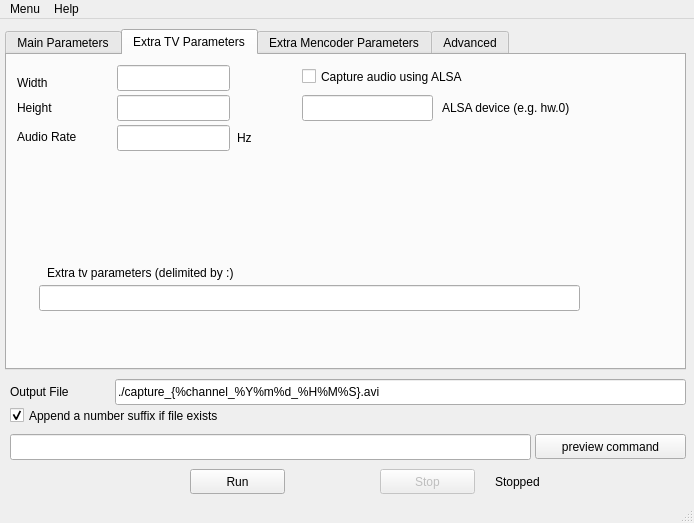
Before: the Qt Designer form ui/mtvcgui.ui in sbruno/mtvcgui, drawn with Qt 5.
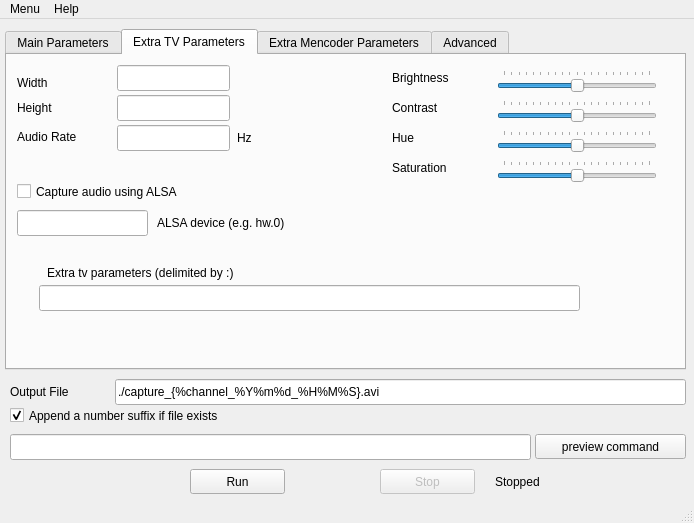
After: the same form once the commit is applied. The open tabs and pages were chosen to show the change.

Commit message: * Configuration file is stored in ~/.mtvgui/ * Added brightness, contrast, hue, and saturation controls. * Changes in channel number, norm, or color controls are observed in the preview. * Other fixes (preventing more than one instance of mplayer for preview, kill preview when program exits, and other minors)

Diff of the .ui file:
```diff
--- a/ui/mtvcgui.ui
+++ b/ui/mtvcgui.ui
@@ -906,8 +906,8 @@
      <widget class="QCheckBox" name="alsa_audio">
       <property name="geometry">
        <rect>
-        <x>295</x>
-        <y>10</y>
+        <x>10</x>
+        <y>125</y>
         <width>321</width>
         <height>23</height>
        </rect>
@@ -919,8 +919,8 @@
      <widget class="QLineEdit" name="adevice">
       <property name="geometry">
        <rect>
-        <x>295</x>
-        <y>40</y>
+        <x>10</x>
+        <y>155</y>
         <width>131</width>
         <height>26</height>
        </rect>
@@ -934,8 +934,8 @@
      <widget class="QLabel" name="label_25">
       <property name="geometry">
        <rect>
-        <x>435</x>
-        <y>45</y>
+        <x>150</x>
+        <y>160</y>
         <width>216</width>
         <height>16</height>
        </rect>
@@ -944,6 +944,146 @@
        <string>ALSA device (e.g. hw.0)</string>
       </property>
      </widget>
+     <widget class="QSlider" name="brightnessSlider">
+      <property name="geometry">
+       <rect>
+        <x>490</x>
+        <y>15</y>
+        <width>160</width>
+        <height>23</height>
+       </rect>
+      </property>
+      <property name="minimum">
+       <number>-100</number>
+      </property>
+      <property name="maximum">
+       <number>100</number>
+      </property>
+      <property name="orientation">
+       <enum>Qt::Horizontal</enum>
+      </property>
+      <property name="tickPosition">
+       <enum>QSlider::TicksAbove</enum>
+      </property>
+     </widget>
+     <widget class="QSlider" name="contrastSlider">
+      <property name="geometry">
+       <rect>
+        <x>490</x>
+        <y>45</y>
+        <width>160</width>
+        <height>23</height>
+       </rect>
+      </property>
+      <property name="minimum">
+       <number>-100</number>
+      </property>
+      <property name="maximum">
+       <number>100</number>
+      </property>
+      <property name="orientation">
+       <enum>Qt::Horizontal</enum>
+      </property>
+      <property name="tickPosition">
+       <enum>QSlider::TicksAbove</enum>
+      </property>
+     </widget>
+     <widget class="QSlider" name="hueSlider">
+      <property name="geometry">
+       <rect>
+        <x>490</x>
+        <y>75</y>
+        <width>160</width>
+        <height>23</height>
+       </rect>
+      </property>
+      <property name="minimum">
+       <number>-100</number>
+      </property>
+      <property name="maximum">
+       <number>100</number>
+      </property>
+      <property name="orientation">
+       <enum>Qt::Horizontal</enum>
+      </property>
+      <property name="tickPosition">
+       <enum>QSlider::TicksAbove</enum>
+      </property>
+     </widget>
+     <widget class="QSlider" name="saturationSlider">
+      <property name="geometry">
+       <rect>
+        <x>490</x>
+        <y>105</y>
+        <width>160</width>
+        <height>23</height>
+       </rect>
+      </property>
+      <property name="minimum">
+       <number>-100</number>
+      </property>
+      <property name="maximum">
+       <number>100</number>
+      </property>
+      <property name="orientation">
+       <enum>Qt::Horizontal</enum>
+      </property>
+      <property name="tickPosition">
+       <enum>QSlider::TicksAbove</enum>
+      </property>
+     </widget>
+     <widget class="QLabel" name="label_29">
+      <property name="geometry">
+       <rect>
+        <x>385</x>
+        <y>15</y>
+        <width>86</width>
+        <height>16</height>
+       </rect>
+      </property>
+      <property name="text">
+       <string>Brightness</string>
+      </property>
+     </widget>
+     <widget class="QLabel" name="label_30">
+      <property name="geometry">
+       <rect>
+        <x>385</x>
+        <y>45</y>
+        <width>101</width>
+        <height>16</height>
+       </rect>
+      </property>
+      <property name="text">
+       <string>Contrast</string>
+      </property>
+     </widget>
+     <widget class="QLabel" name="label_31">
+      <property name="geometry">
+       <rect>
+        <x>385</x>
+        <y>75</y>
+        <width>101</width>
+        <height>16</height>
+       </rect>
+      </property>
+      <property name="text">
+       <string>Hue</string>
+      </property>
+     </widget>
+     <widget class="QLabel" name="label_32">
+      <property name="geometry">
+       <rect>
+        <x>385</x>
+        <y>105</y>
+        <width>101</width>
+        <height>16</height>
+       </rect>
+      </property>
+      <property name="text">
+       <string>Saturation</string>
+      </property>
+     </widget>
     </widget>
     <widget class="QWidget" name="tab_3">
      <attribute name="title">
```
Left out of the diff: 131 changed lines with no effect on the pictures. The commit also changes 11 other files.
